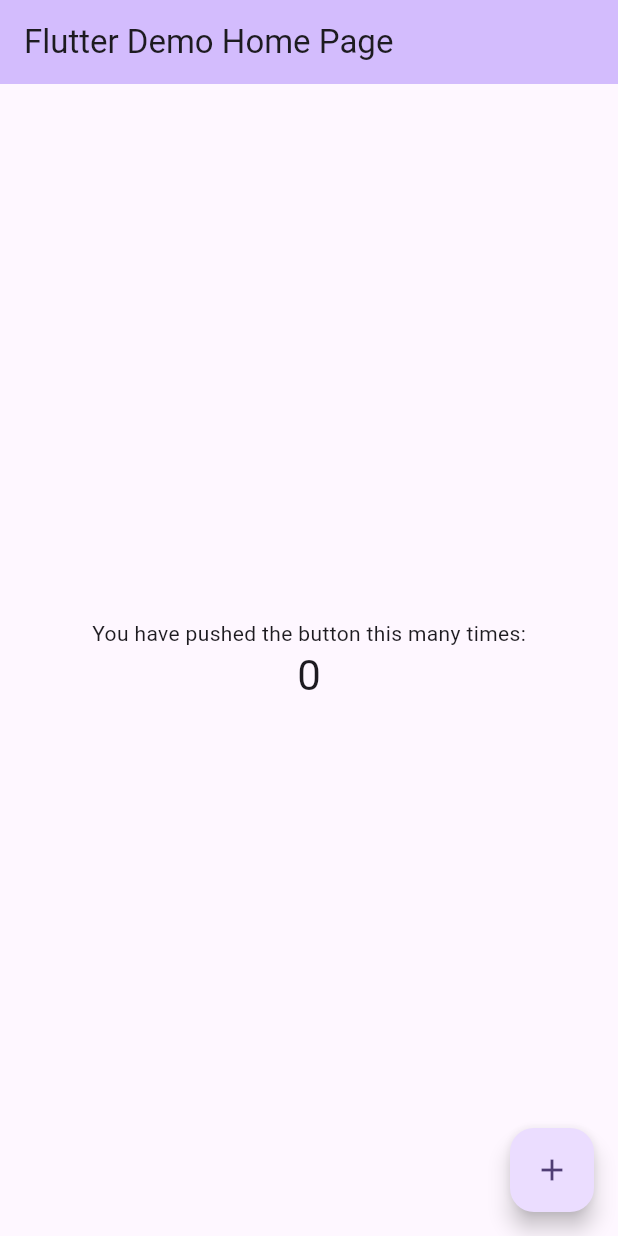
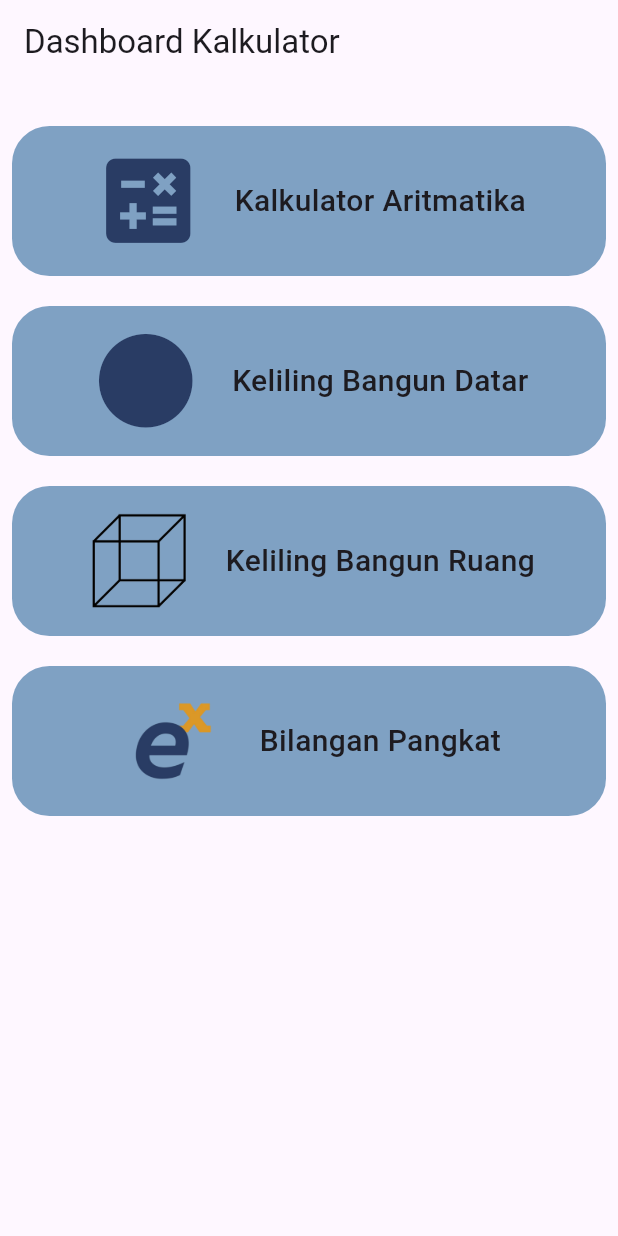
Before and after one commit to andhikaeka3333333/riverpod_project, a Flutter app: the screen it shows after launch, on a phone screen of 412 x 824 dp. Run offline on Flutter 3.47's test engine with Material 3 defaults, Android fonts, the phone set to English and light mode, and no system bars; our stand-ins replace flutter_riverpod, go_router.

Commit message:
Feat:[AE]dashboard

```diff
--- /dev/null
+++ b/lib/component_pages/adapter_list_dashboard.dart
@@ -0,0 +1,34 @@
+import 'package:flutter/material.dart';
+import 'package:go_router/go_router.dart';
+
+import '../widgets/colors.dart';
+import '../model/model_dashboard.dart';
+import '../widgets/item_dashboard.dart';
+
+class AdapterListDashboard extends StatelessWidget {
+  final ModelDashboard modelDashboard;
+
+  const AdapterListDashboard({super.key, required this.modelDashboard});
+
+  @override
+  Widget build(BuildContext context) {
+    return ItemDashboard(
+      title: modelDashboard.title,
+      image: modelDashboard.image,
+      iconData: modelDashboard.icon,
+      iconColor: iconColor,
+      iconSize: 75,
+      containerHeight: 100,
+      containerRadius: 25,
+      containerColor: containerColor,
+      mainAxisAlignment: MainAxisAlignment.center,
+      marginRight: 20,
+      fontSize: 20,
+      fontWeight: FontWeight.w500,
+      onTap: () {
+        context.push(modelDashboard.route); // Navigasi menggunakan GoRouter
+      },
+      marginTop: 20,
+    );
+  }
+}
--- /dev/null
+++ b/lib/dashboard.dart
@@ -0,0 +1,34 @@
+import 'package:flutter/material.dart';
+import 'package:flutter_riverpod/flutter_riverpod.dart';
+
+import 'component_pages/adapter_list_dashboard.dart';
+import 'model/model_dashboard.dart';
+
+class Dashboard extends ConsumerWidget {
+  const Dashboard({super.key});
+
+  @override
+  Widget build(BuildContext context, WidgetRef ref) {
+    List<ModelDashboard> dataDashboard = [
+      ModelDashboard("Kalkulator Aritmatika", null, Icons.calculate, '/aritmatika'),
+      ModelDashboard("Keliling Bangun Datar", null, Icons.circle_rounded, '/keliling-bangun-datar'),
+      ModelDashboard("Keliling Bangun Ruang", "images/kubus.png", null, '/luas-permukaan-bangun-ruang'),
+      ModelDashboard("Bilangan Pangkat", "images/bilanganpangkat.png", null, '/perpangkatan'),
+    ];
+
+    return Scaffold(
+      appBar: AppBar(
+        title: Text("Dashboard Kalkulator"),
+      ),
+      body: Padding(
+        padding: const EdgeInsets.all(8.0),
+        child: ListView.builder(
+          itemCount: dataDashboard.length,
+          itemBuilder: (context, index) {
+            return AdapterListDashboard(modelDashboard: dataDashboard[index]);
+          },
+        ),
+      ),
+    );
+  }
+}
--- a/lib/main.dart
+++ b/lib/main.dart
@@ -1,125 +1,65 @@
 import 'package:flutter/material.dart';
+import 'package:flutter_riverpod/flutter_riverpod.dart';
+import 'package:go_router/go_router.dart';
+
+import 'dashboard.dart';
+import 'screens/aritmatika.dart';
+import 'screens/keliling_bangun_datar.dart';
+import 'screens/luas_permukaan_bangun_ruang.dart';
+import 'screens/perpangkatan.dart';
 
 void main() {
-  runApp(const MyApp());
+  runApp(
+    ProviderScope(
+      child: MyApp(),
+    ),
+  );
 }
 
-class MyApp extends StatelessWidget {
+final goRouterProvider = Provider<GoRouter>((ref) {
+  return GoRouter(
+    routes: [
+      GoRoute(
+        path: '/',
+        builder: (context, state) => const Dashboard(),
+      ),
+      GoRoute(
+        path: '/aritmatika',
+        builder: (context, state) => Aritmatika(),
+      ),
+      GoRoute(
+        path: '/keliling-bangun-datar',
+        builder: (context, state) => KelilingBangunDatar(),
+      ),
+      GoRoute(
+        path: '/luas-permukaan-bangun-ruang',
+        builder: (context, state) => LuasPermukaanBangunRuang(),
+      ),
+      GoRoute(
+        path: '/perpangkatan',
+        builder: (context, state) => Perpangkatan(),
+      ),
+    ],
+  );
+});
+
+class MyApp extends ConsumerWidget {
   const MyApp({super.key});
 
-  // This widget is the root of your application.
   @override
-  Widget build(BuildContext context) {
-    return MaterialApp(
+  Widget build(BuildContext context, WidgetRef ref) {
+    final goRouter = ref.watch(goRouterProvider);
+
+    return MaterialApp.router(
+      debugShowCheckedModeBanner: false,
+      routerDelegate: goRouter.routerDelegate,
+      routeInformationParser: goRouter.routeInformationParser,
+      routeInformationProvider: goRouter.routeInformationProvider,
       title: 'Flutter Demo',
       theme: ThemeData(
-        // This is the theme of your application.
-        //
-        // TRY THIS: Try running your application with "flutter run". You'll see
-        // the application has a purple toolbar. Then, without quitting the app,
-        // try changing the seedColor in the colorScheme below to Colors.green
-        // and then invoke "hot reload" (save your changes or press the "hot
-        // reload" button in a Flutter-supported IDE, or press "r" if you used
-        // the command line to start the app).
-        //
-        // Notice that the counter didn't reset back to zero; the application
-        // state is not lost during the reload. To reset the state, use hot
-        // restart instead.
-        //
-        // This works for code too, not just values: Most code changes can be
-        // tested with just a hot reload.
         colorScheme: ColorScheme.fromSeed(seedColor: Colors.deepPurple),
         useMaterial3: true,
       ),
-      home: const MyHomePage(title: 'Flutter Demo Home Page'),
     );
   }
 }
-
-class MyHomePage extends StatefulWidget {
-  const MyHomePage({super.key, required this.title});
-
-  // This widget is the home page of your application. It is stateful, meaning
-  // that it has a State object (defined below) that contains fields that affect
-  // how it looks.
-
-  // This class is the configuration for the state. It holds the values (in this
-  // case the title) provided by the parent (in this case the App widget) and
-  // used by the build method of the State. Fields in a Widget subclass are
-  // always marked "final".
-
-  final String title;
-
-  @override
-  State<MyHomePage> createState() => _MyHomePageState();
-}
-
-class _MyHomePageState extends State<MyHomePage> {
-  int _counter = 0;
-
-  void _incrementCounter() {
-    setState(() {
-      // This call to setState tells the Flutter framework that something has
-      // changed in this State, which causes it to rerun the build method below
-      // so that the display can reflect the updated values. If we changed
-      // _counter without calling setState(), then the build method would not be
-      // called again, and so nothing would appear to happen.
-      _counter++;
-    });
-  }
-
-  @override
-  Widget build(BuildContext context) {
-    // This method is rerun every time setState is called, for instance as done
-    // by the _incrementCounter method above.
-    //
-    // The Flutter framework has been optimized to make rerunning build methods
-    // fast, so that you can just rebuild anything that needs updating rather
-    // than having to individually change instances of widgets.
-    return Scaffold(
-      appBar: AppBar(
-        // TRY THIS: Try changing the color here to a specific color (to
-        // Colors.amber, perhaps?) and trigger a hot reload to see the AppBar
-        // change color while the other colors stay the same.
-        backgroundColor: Theme.of(context).colorScheme.inversePrimary,
-        // Here we take the value from the MyHomePage object that was created by
-        // the App.build method, and use it to set our appbar title.
-        title: Text(widget.title),
-      ),
-      body: Center(
-        // Center is a layout widget. It takes a single child and positions it
-        // in the middle of the parent.
-        child: Column(
-          // Column is also a layout widget. It takes a list of children and
-          // arranges them vertically. By default, it sizes itself to fit its
-          // children horizontally, and tries to be as tall as its parent.
-          //
-          // Column has various properties to control how it sizes itself and
-          // how it positions its children. Here we use mainAxisAlignment to
-          // center the children vertically; the main axis here is the vertical
-          // axis because Columns are vertical (the cross axis would be
-          // horizontal).
-          //
-          // TRY THIS: Invoke "debug painting" (choose the "Toggle Debug Paint"
-          // action in the IDE, or press "p" in the console), to see the
-          // wireframe for each widget.
-          mainAxisAlignment: MainAxisAlignment.center,
-          children: <Widget>[
-            const Text(
-              'You have pushed the button this many times:',
-            ),
-            Text(
-              '$_counter',
-              style: Theme.of(context).textTheme.headlineMedium,
-            ),
-          ],
-        ),
-      ),
-      floatingActionButton: FloatingActionButton(
-        onPressed: _incrementCounter,
-        tooltip: 'Increment',
-        child: const Icon(Icons.add),
-      ), // This trailing comma makes auto-formatting nicer for build methods.
-    );
-  }
-}
--- /dev/null
+++ b/lib/model/model_dashboard.dart
@@ -0,0 +1,10 @@
+import 'package:flutter/cupertino.dart';
+
+class ModelDashboard {
+  final String title;
+  final String? image;
+  final IconData? icon;
+  final String route;
+
+  ModelDashboard(this.title, this.image, this.icon, this.route);
+}
```
